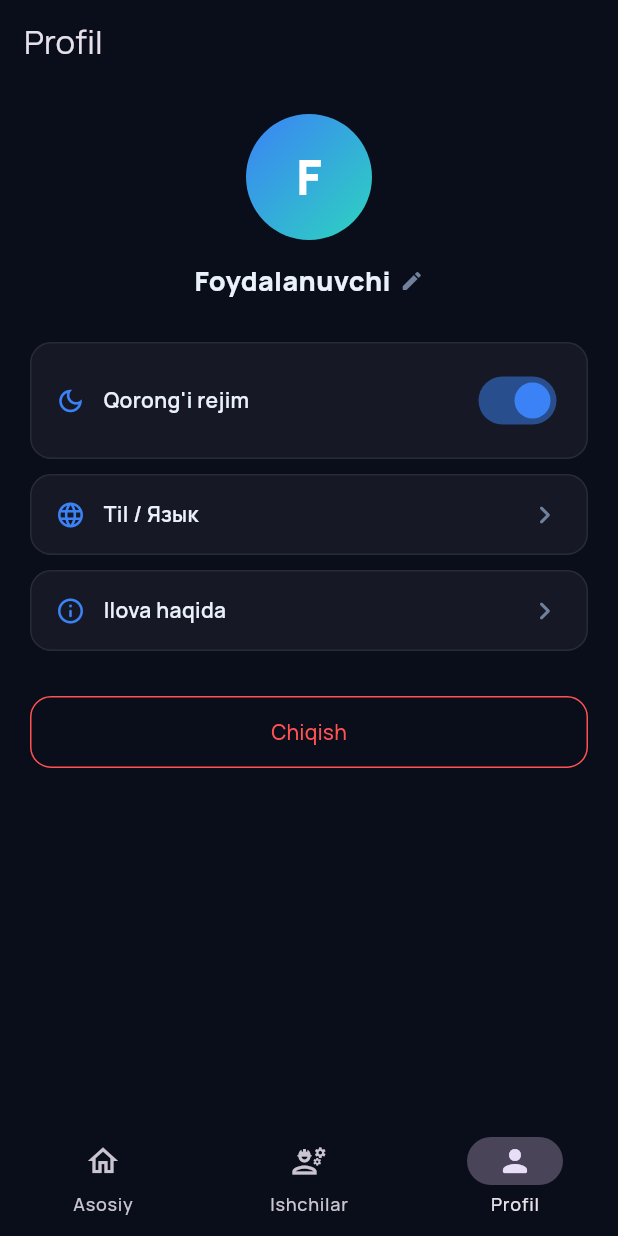
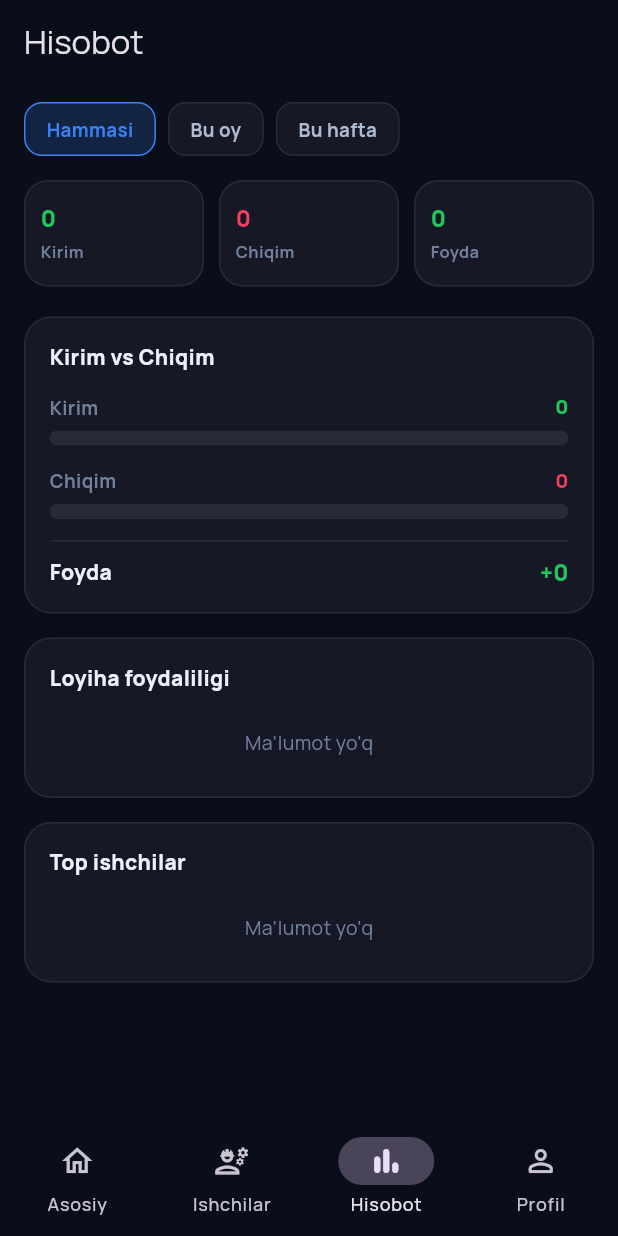
Before and after one commit to Bekzod131313/Prorab, a Flutter app: the RootShell screen opened directly, item 3 of the bottom bar chosen, on a phone screen of 412 x 824 dp. Run offline on Flutter 3.47's test engine with Material 3 defaults, Android fonts, the phone set to English and light mode, and no system bars; our stand-ins replace google_fonts, supabase_flutter; accounts and stored records are empty.

Commit message:
Add Hisobot (reports) tab with income/expense summary, project profitability and top workers

```diff
--- /dev/null
+++ b/flutter_app/lib/data/report_repository.dart
@@ -0,0 +1,114 @@
+import '../main.dart';
+import '../models/project.dart';
+import '../models/transaction.dart';
+
+class TopWorker {
+  final String name;
+  final num ishaqi;
+  final num olingan;
+
+  TopWorker({required this.name, required this.ishaqi, required this.olingan});
+
+  num get balans => ishaqi - olingan;
+}
+
+class ProjectProfit {
+  final String nomi;
+  final num kirim;
+  final num chiqim;
+
+  ProjectProfit({required this.nomi, required this.kirim, required this.chiqim});
+
+  num get foyda => kirim - chiqim;
+}
+
+class ReportData {
+  final num totalIn;
+  final num totalOut;
+  final Map<String?, num> catTotals;
+  final List<ProjectProfit> projects;
+  final List<TopWorker> topWorkers;
+
+  ReportData({
+    required this.totalIn,
+    required this.totalOut,
+    required this.catTotals,
+    required this.projects,
+    required this.topWorkers,
+  });
+
+  num get foyda => totalIn - totalOut;
+}
+
+class ReportRepository {
+  Future<ReportData> load(List<Project> projects, {String period = 'all'}) async {
+    final obIds = projects.map((p) => p.id).toList();
+    final userId = supabase.auth.currentUser?.id;
+
+    List<ProjectTransaction> txs = [];
+    if (obIds.isNotEmpty) {
+      var query = supabase.from('transactions').select('*').inFilter('ob_id', obIds);
+      final now = DateTime.now();
+      if (period == 'month') {
+        final start = DateTime(now.year, now.month, 1);
+        query = query.gte('created_at', start.toIso8601String());
+      } else if (period == 'week') {
+        final start = now.subtract(const Duration(days: 7));
+        query = query.gte('created_at', start.toIso8601String());
+      }
+      final data = await query.order('created_at', ascending: true);
+      txs = (data as List).map((row) => ProjectTransaction.fromMap(row as Map<String, dynamic>)).toList();
+    }
+
+    num totalIn = 0;
+    num totalOut = 0;
+    final catTotals = <String?, num>{};
+    for (final tx in txs) {
+      final isIn = tx.isIncomeFor(userId ?? '');
+      final isOut = tx.isExpenseFor(userId ?? '');
+      if (isIn) totalIn += tx.summa;
+      if (isOut) {
+        totalOut += tx.summa;
+        catTotals[tx.kategoriya] = (catTotals[tx.kategoriya] ?? 0) + tx.summa;
+      }
+    }
+
+    final projectProfits = projects
+        .map((p) => ProjectProfit(nomi: p.nomi, kirim: p.kirim, chiqim: p.chiqim))
+        .toList()
+      ..sort((a, b) => b.foyda.compareTo(a.foyda));
+
+    List<TopWorker> topWorkers = [];
+    if (obIds.isNotEmpty) {
+      final mems = await supabase
+          .from('ob_members')
+          .select('user_id,ishaqi,olingan,profiles(full_name,phone)')
+          .inFilter('ob_id', obIds)
+          .neq('role', 'owner');
+
+      final agg = <String, TopWorker>{};
+      for (final row in (mems as List)) {
+        final m = row as Map<String, dynamic>;
+        final key = m['user_id'].toString();
+        final profile = m['profiles'] as Map<String, dynamic>?;
+        final name = profile?['full_name'] ?? profile?['phone'] ?? '?';
+        final existing = agg[key];
+        agg[key] = TopWorker(
+          name: name,
+          ishaqi: (existing?.ishaqi ?? 0) + ((m['ishaqi'] as num?) ?? 0),
+          olingan: (existing?.olingan ?? 0) + ((m['olingan'] as num?) ?? 0),
+        );
+      }
+      topWorkers = agg.values.toList()..sort((a, b) => b.olingan.compareTo(a.olingan));
+      if (topWorkers.length > 5) topWorkers = topWorkers.sublist(0, 5);
+    }
+
+    return ReportData(
+      totalIn: totalIn,
+      totalOut: totalOut,
+      catTotals: catTotals,
+      projects: projectProfits,
+      topWorkers: topWorkers,
+    );
+  }
+}
--- /dev/null
+++ b/flutter_app/lib/screens/report_screen.dart
@@ -0,0 +1,424 @@
+import 'package:flutter/material.dart';
+
+import '../data/project_repository.dart';
+import '../data/report_repository.dart';
+import '../models/project.dart';
+import '../theme/app_theme.dart';
+import '../widgets/project_card.dart' show formatMoney;
+
+class ReportScreen extends StatefulWidget {
+  const ReportScreen({super.key});
+
+  @override
+  State<ReportScreen> createState() => _ReportScreenState();
+}
+
+class _ReportScreenState extends State<ReportScreen> {
+  final _projectRepo = ProjectRepository();
+  final _reportRepo = ReportRepository();
+
+  String _period = 'all';
+  bool _loading = true;
+  String? _error;
+  ReportData? _data;
+
+  @override
+  void initState() {
+    super.initState();
+    _load();
+  }
+
+  Future<void> _load() async {
+    setState(() {
+      _loading = true;
+      _error = null;
+    });
+    try {
+      final projects = await _projectRepo.loadProjects();
+      final data = await _reportRepo.load(projects, period: _period);
+      if (!mounted) return;
+      setState(() {
+        _data = data;
+        _loading = false;
+      });
+    } catch (e) {
+      if (!mounted) return;
+      setState(() {
+        _error = e.toString();
+        _loading = false;
+      });
+    }
+  }
+
+  void _setPeriod(String period) {
+    if (_period == period) return;
+    setState(() => _period = period);
+    _load();
+  }
+
+  @override
+  Widget build(BuildContext context) {
+    return Scaffold(
+      backgroundColor: AppColors.bg,
+      appBar: AppBar(
+        backgroundColor: AppColors.bg,
+        title: const Text('Hisobot'),
+      ),
+      body: RefreshIndicator(
+        onRefresh: _load,
+        child: _buildBody(),
+      ),
+    );
+  }
+
+  Widget _buildBody() {
+    if (_loading) {
+      return const Center(child: CircularProgressIndicator());
+    }
+    if (_error != null) {
+      return ListView(
+        children: [
+          const SizedBox(height: 80),
+          Center(
+            child: Text('Xatolik: $_error', style: const TextStyle(color: Colors.redAccent)),
+          ),
+        ],
+      );
+    }
+
+    final data = _data!;
+    final maxVal = [data.totalIn, data.totalOut, 1].reduce((a, b) => a > b ? a : b);
+
+    return ListView(
+      padding: const EdgeInsets.fromLTRB(16, 12, 16, 24),
+      children: [
+        Row(
+          children: [
+            _PeriodChip(label: 'Hammasi', selected: _period == 'all', onTap: () => _setPeriod('all')),
+            const SizedBox(width: 8),
+            _PeriodChip(label: 'Bu oy', selected: _period == 'month', onTap: () => _setPeriod('month')),
+            const SizedBox(width: 8),
+            _PeriodChip(label: 'Bu hafta', selected: _period == 'week', onTap: () => _setPeriod('week')),
+          ],
+        ),
+        const SizedBox(height: 16),
+        Row(
+          children: [
+            Expanded(child: _StatCard(label: 'Kirim', value: data.totalIn, color: const Color(0xFF22C55E))),
+            const SizedBox(width: 10),
+            Expanded(child: _StatCard(label: 'Chiqim', value: data.totalOut, color: const Color(0xFFF43F5E))),
+            const SizedBox(width: 10),
+            Expanded(child: _StatCard(label: 'Foyda', value: data.foyda, color: data.foyda >= 0 ? const Color(0xFF22C55E) : const Color(0xFFF43F5E))),
+          ],
+        ),
+        const SizedBox(height: 20),
+        _SectionCard(
+          title: 'Kirim vs Chiqim',
+          child: Column(
+            children: [
+              _ProgressBar(label: 'Kirim', value: data.totalIn, max: maxVal, color: const Color(0xFF22C55E)),
+              const SizedBox(height: 14),
+              _ProgressBar(label: 'Chiqim', value: data.totalOut, max: maxVal, color: const Color(0xFFF43F5E)),
+              const SizedBox(height: 14),
+              const Divider(color: AppColors.border, height: 1),
+              const SizedBox(height: 10),
+              Row(
+                mainAxisAlignment: MainAxisAlignment.spaceBetween,
+                children: [
+                  const Text('Foyda', style: TextStyle(fontWeight: FontWeight.w800)),
+                  Text(
+                    '${data.foyda >= 0 ? '+' : ''}${formatMoney(data.foyda)}',
+                    style: TextStyle(
+                      fontWeight: FontWeight.w900,
+                      fontSize: 15,
+                      color: data.foyda >= 0 ? const Color(0xFF22C55E) : const Color(0xFFF43F5E),
+                    ),
+                  ),
+                ],
+              ),
+            ],
+          ),
+        ),
+        const SizedBox(height: 16),
+        _SectionCard(
+          title: 'Loyiha foydaliligi',
+          child: data.projects.isEmpty
+              ? const Padding(
+                  padding: EdgeInsets.symmetric(vertical: 10),
+                  child: Center(child: Text("Ma'lumot yo'q", style: TextStyle(color: AppColors.muted, fontSize: 13))),
+                )
+              : Column(
+                  children: [
+                    for (var i = 0; i < data.projects.length; i++)
+                      _ProjectProfitRow(index: i, project: data.projects[i], isLast: i == data.projects.length - 1),
+                  ],
+                ),
+        ),
+        const SizedBox(height: 16),
+        _SectionCard(
+          title: 'Top ishchilar',
+          child: data.topWorkers.isEmpty
+              ? const Padding(
+                  padding: EdgeInsets.symmetric(vertical: 10),
+                  child: Center(child: Text("Ma'lumot yo'q", style: TextStyle(color: AppColors.muted, fontSize: 13))),
+                )
+              : Column(
+                  children: [
+                    for (var i = 0; i < data.topWorkers.length; i++)
+                      _TopWorkerRow(index: i, worker: data.topWorkers[i], isLast: i == data.topWorkers.length - 1),
+                  ],
+                ),
+        ),
+      ],
+    );
+  }
+}
+
+class _PeriodChip extends StatelessWidget {
+  final String label;
+  final bool selected;
+  final VoidCallback onTap;
+
+  const _PeriodChip({required this.label, required this.selected, required this.onTap});
+
+  @override
+  Widget build(BuildContext context) {
+    return InkWell(
+      onTap: onTap,
+      borderRadius: BorderRadius.circular(12),
+      child: Container(
+        padding: const EdgeInsets.symmetric(horizontal: 14, vertical: 8),
+        decoration: BoxDecoration(
+          color: selected ? AppColors.accent.withOpacity(0.18) : AppColors.card,
+          borderRadius: BorderRadius.circular(12),
+          border: Border.all(color: selected ? AppColors.accent : AppColors.border),
+        ),
+        child: Text(
+          label,
+          style: TextStyle(
+            fontSize: 12.5,
+            fontWeight: FontWeight.w700,
+            color: selected ? AppColors.accent : AppColors.text2,
+          ),
+        ),
+      ),
+    );
+  }
+}
+
+class _StatCard extends StatelessWidget {
+  final String label;
+  final num value;
+  final Color color;
+
+  const _StatCard({required this.label, required this.value, required this.color});
+
+  @override
+  Widget build(BuildContext context) {
+    return Container(
+      padding: const EdgeInsets.symmetric(horizontal: 10, vertical: 14),
+      decoration: BoxDecoration(
+        color: AppColors.card,
+        borderRadius: BorderRadius.circular(16),
+        border: Border.all(color: AppColors.border),
+      ),
+      child: Column(
+        crossAxisAlignment: CrossAxisAlignment.start,
+        children: [
+          Text(
+            formatMoney(value),
+            style: TextStyle(fontSize: 15, fontWeight: FontWeight.w900, color: color),
+            overflow: TextOverflow.ellipsis,
+          ),
+          const SizedBox(height: 4),
+          Text(label, style: const TextStyle(fontSize: 11, color: AppColors.muted, fontWeight: FontWeight.w700)),
+        ],
+      ),
+    );
+  }
+}
+
+class _SectionCard extends StatelessWidget {
+  final String title;
+  final Widget child;
+
+  const _SectionCard({required this.title, required this.child});
+
+  @override
+  Widget build(BuildContext context) {
+    return Container(
+      padding: const EdgeInsets.all(16),
+      decoration: BoxDecoration(
+        color: AppColors.card,
+        borderRadius: BorderRadius.circular(18),
+        border: Border.all(color: AppColors.border),
+      ),
+      child: Column(
+        crossAxisAlignment: CrossAxisAlignment.start,
+        children: [
+          Text(title, style: const TextStyle(fontWeight: FontWeight.w800, fontSize: 14)),
+          const SizedBox(height: 14),
+          child,
+        ],
+      ),
+    );
+  }
+}
+
+class _ProgressBar extends StatelessWidget {
+  final String label;
+  final num value;
+  final num max;
+  final Color color;
+
+  const _ProgressBar({required this.label, required this.value, required this.max, required this.color});
+
+  @override
+  Widget build(BuildContext context) {
+    final pct = max > 0 ? (value / max).clamp(0.0, 1.0) : 0.0;
+    return Column(
+      crossAxisAlignment: CrossAxisAlignment.start,
+      children: [
+        Row(
+          mainAxisAlignment: MainAxisAlignment.spaceBetween,
+          children: [
+            Text(label, style: const TextStyle(fontSize: 12.5, color: AppColors.muted, fontWeight: FontWeight.w700)),
+            Text(formatMoney(value), style: TextStyle(fontSize: 13, fontWeight: FontWeight.w900, color: color)),
+          ],
+        ),
+        const SizedBox(height: 6),
+        ClipRRect(
+          borderRadius: BorderRadius.circular(6),
+          child: LinearProgressIndicator(
+            value: pct,
+            minHeight: 10,
+            backgroundColor: AppColors.border,
+            valueColor: AlwaysStoppedAnimation(color),
+          ),
+        ),
+      ],
+    );
+  }
+}
+
+class _ProjectProfitRow extends StatelessWidget {
+  final int index;
+  final ProjectProfit project;
+  final bool isLast;
+
+  const _ProjectProfitRow({required this.index, required this.project, required this.isLast});
+
+  @override
+  Widget build(BuildContext context) {
+    final color = project.foyda >= 0 ? const Color(0xFF22C55E) : const Color(0xFFF43F5E);
+    return Container(
+      padding: const EdgeInsets.symmetric(vertical: 11),
+      decoration: BoxDecoration(
+        border: isLast ? null : const Border(bottom: BorderSide(color: AppColors.border)),
+      ),
+      child: Row(
+        children: [
+          Container(
+            width: 32,
+            height: 32,
+            alignment: Alignment.center,
+            decoration: BoxDecoration(
+              color: AppColors.accent.withOpacity(0.14),
+              borderRadius: BorderRadius.circular(10),
+            ),
+            child: Text(
+              '${index + 1}',
+              style: const TextStyle(fontSize: 13, fontWeight: FontWeight.w900, color: AppColors.accent),
+            ),
+          ),
+          const SizedBox(width: 12),
+          Expanded(
+            child: Column(
+              crossAxisAlignment: CrossAxisAlignment.start,
+              children: [
+                Text(project.nomi, style: const TextStyle(fontSize: 14, fontWeight: FontWeight.w800), overflow: TextOverflow.ellipsis),
+                const SizedBox(height: 2),
+                Text(
+                  '+${formatMoney(project.kirim)} · -${formatMoney(project.chiqim)}',
+                  style: const TextStyle(fontSize: 11, color: AppColors.muted, fontWeight: FontWeight.w600),
+                ),
+              ],
+            ),
+          ),
+          Text(
+            '${project.foyda >= 0 ? '+' : ''}${formatMoney(project.foyda)}',
+            style: TextStyle(fontSize: 14.5, fontWeight: FontWeight.w900, color: color),
+          ),
+        ],
+      ),
+    );
+  }
+}
+
+class _TopWorkerRow extends StatelessWidget {
+  final int index;
+  final TopWorker worker;
+  final bool isLast;
+
+  const _TopWorkerRow({required this.index, required this.worker, required this.isLast});
+
+  static const _colors = [
+    Color(0xFF1D4ED8),
+    Color(0xFFEA580C),
+    Color(0xFF16A34A),
+    Color(0xFF7C3AED),
+    Color(0xFF0891B2),
+  ];
+
+  @override
+  Widget build(BuildContext context) {
+    final balColor = worker.balans > 0
+        ? const Color(0xFF22C55E)
+        : worker.balans < 0
+            ? const Color(0xFFF43F5E)
+            : AppColors.muted;
+    final initial = worker.name.isNotEmpty ? worker.name[0].toUpperCase() : '?';
+
+    return Container(
+      padding: const EdgeInsets.symmetric(vertical: 11),
+      decoration: BoxDecoration(
+        border: isLast ? null : const Border(bottom: BorderSide(color: AppColors.border)),
+      ),
+      child: Row(
+        children: [
+          Container(
+            width: 38,
+            height: 38,
+            alignment: Alignment.center,
+            decoration: BoxDecoration(
+              color: _colors[index % _colors.length],
+              borderRadius: BorderRadius.circular(12),
+            ),
+            child: Text(initial, style: const TextStyle(fontSize: 15, fontWeight: FontWeight.w900, color: Colors.white)),
+          ),
+          const SizedBox(width: 12),
+          Expanded(
+            child: Column(
+              crossAxisAlignment: CrossAxisAlignment.start,
+              children: [
+                Text(worker.name, style: const TextStyle(fontSize: 14, fontWeight: FontWeight.w800), overflow: TextOverflow.ellipsis),
+                const SizedBox(height: 2),
+                Text('Olgan: ${formatMoney(worker.olingan)}', style: const TextStyle(fontSize: 11, color: AppColors.muted, fontWeight: FontWeight.w600)),
+              ],
+            ),
+          ),
+          Column(
+            crossAxisAlignment: CrossAxisAlignment.end,
+            children: [
+              Text(
+                '${worker.balans >= 0 ? '+' : ''}${formatMoney(worker.balans)}',
+                style: TextStyle(fontSize: 13.5, fontWeight: FontWeight.w900, color: balColor),
+              ),
+              const Text('balans', style: TextStyle(fontSize: 10, color: AppColors.muted, fontWeight: FontWeight.w600)),
+            ],
+          ),
+        ],
+      ),
+    );
+  }
+}
--- a/flutter_app/lib/screens/root_shell.dart
+++ b/flutter_app/lib/screens/root_shell.dart
@@ -3,6 +3,7 @@ import 'package:flutter/material.dart';
 import '../theme/app_theme.dart';
 import 'dashboard_screen.dart';
 import 'profile_screen.dart';
+import 'report_screen.dart';
 import 'workers_screen.dart';
 
 class RootShell extends StatefulWidget {
@@ -18,6 +19,7 @@ class _RootShellState extends State<RootShell> {
   static const _screens = [
     DashboardScreen(),
     WorkersScreen(),
+    ReportScreen(),
     ProfileScreen(),
   ];
 
@@ -33,6 +35,7 @@ class _RootShellState extends State<RootShell> {
         destinations: const [
           NavigationDestination(icon: Icon(Icons.home_outlined), selectedIcon: Icon(Icons.home_rounded), label: 'Asosiy'),
           NavigationDestination(icon: Icon(Icons.engineering_outlined), selectedIcon: Icon(Icons.engineering_rounded), label: 'Ishchilar'),
+          NavigationDestination(icon: Icon(Icons.bar_chart_outlined), selectedIcon: Icon(Icons.bar_chart_rounded), label: 'Hisobot'),
           NavigationDestination(icon: Icon(Icons.person_outline_rounded), selectedIcon: Icon(Icons.person_rounded), label: 'Profil'),
         ],
       ),
```
